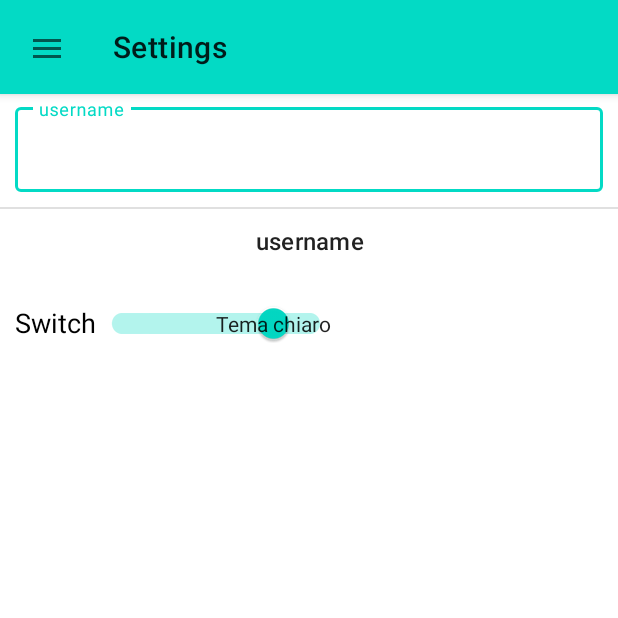
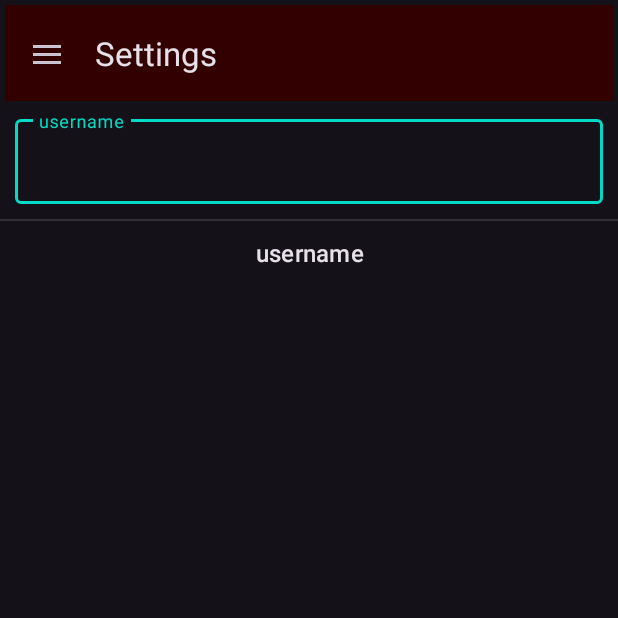
Before and after one commit to MatVan99ita/LordOfTheGames-MobileApp, an Android app: the screen it shows after launch (SettingsActivity), after a tap on "Settings", on a phone screen of 412 x 824 dp, the top half of it. Run offline under Robolectric (Android 15) with nearby library versions, the phone set to English and light mode, and no system bars; our stand-ins replace Room's generated code; 1 other tap on this screen came first.

Commit message:
sistemate cose

```diff
--- a/LordOfTheGames/app/src/main/java/com/example/lordofthegames/MainActivity.kt
+++ b/LordOfTheGames/app/src/main/java/com/example/lordofthegames/MainActivity.kt
@@ -209,19 +209,6 @@ class MainActivity : AppCompatActivity() {
 
         Utilities.createDatabase(this)
 
-
-
-
-        val sharedPreferences: SharedPreferences = this.getPreferences(Context.MODE_PRIVATE)
-        val uiModeManager = this.getSystemService(Context.UI_MODE_SERVICE) as UiModeManager
-        val mode = uiModeManager.nightMode
-        val isDarkTheme = sharedPreferences.getBoolean("theme", mode == UiModeManager.MODE_NIGHT_YES)
-        AppCompatDelegate.setDefaultNightMode( if(isDarkTheme) AppCompatDelegate.MODE_NIGHT_YES else AppCompatDelegate.MODE_NIGHT_NO);
-
-
-
-
-
     }
 
 
--- a/LordOfTheGames/app/src/main/java/com/example/lordofthegames/Settings/SettingsFragment.kt
+++ b/LordOfTheGames/app/src/main/java/com/example/lordofthegames/Settings/SettingsFragment.kt
@@ -77,22 +77,7 @@ class SettingsFragment: Fragment() {
                     editor.apply()
                 }
             })
-
-            val switchCompat = view.findViewById<SwitchCompat>(R.id.theme_swap)
-
-            val uiModeManager = requireActivity().getSystemService(Context.UI_MODE_SERVICE) as UiModeManager
-            val mode = uiModeManager.nightMode
-            val isDarkTheme = sharedPreferences.getBoolean("theme", mode == UiModeManager.MODE_NIGHT_YES)
-            switchCompat.isChecked = !isDarkTheme
-            switchCompat.setOnCheckedChangeListener { _, isChecked ->
-                sharedPreferences.edit().putBoolean("theme", !isDarkTheme).apply()
-                AppCompatDelegate.setDefaultNightMode( if(isDarkTheme) AppCompatDelegate.MODE_NIGHT_NO else AppCompatDelegate.MODE_NIGHT_YES);
-            }
-
-
-
         }
-
     }
 
     @Deprecated("Deprecated in Java", ReplaceWith(
@@ -104,11 +89,6 @@ class SettingsFragment: Fragment() {
         super.onCreateOptionsMenu(menu, inflater)
     }
 
-    override fun onGetLayoutInflater(savedInstanceState: Bundle?): LayoutInflater {
-        val inflater = super.onGetLayoutInflater(savedInstanceState)
-        val contextThemeWrapper: Context = ContextThemeWrapper(requireContext(), R.style.Theme_LordOfTheGames_AZURE)
-        return inflater.cloneInContext(contextThemeWrapper)
-    }
 
 
 
--- a/LordOfTheGames/app/src/main/res/drawable/ic_t_pose.xml
+++ b/LordOfTheGames/app/src/main/res/drawable/ic_t_pose.xml
@@ -1,5 +1,8 @@
 <vector android:height="24dp" android:tint="#FFFFFF"
     android:viewportHeight="24" android:viewportWidth="24"
     android:width="24dp" xmlns:android="http://schemas.android.com/apk/res/android">
-    <path android:fillColor="@android:color/white" android:pathData="M12,2c1.1,0 2,0.9 2,2s-0.9,2 -2,2 -2,-0.9 -2,-2 0.9,-2 2,-2zM21,9h-6v13h-2v-6h-2v6L9,22L9,9L3,9L3,7h18v2z"/>
+
+    <solid
+        android:color="?android:textColorPrimaryInverse"/>
+    <path android:fillColor="@android:color/white" android:pathData="M12,2c1.1,0 2,0.9 2,2s-0.9,2 -2,2 -2,-0.9 -2,-2 0.9,-2 2,-2zM21,9h-6v13h-2v-6h-2v6L9,22L9,9L3,9L3,7h18v2z" android:color="?android:textColorPrimaryInverse"/>
 </vector>
--- a/LordOfTheGames/app/src/main/res/layout/fragment_settings.xml
+++ b/LordOfTheGames/app/src/main/res/layout/fragment_settings.xml
@@ -40,20 +40,5 @@
                 android:textAlignment="center"
                 android:textAppearance="@style/TextAppearance.Material3.TitleMedium"/>
 
-    <androidx.appcompat.widget.SwitchCompat
-        android:id="@+id/theme_swap"
-        android:layout_width="wrap_content"
-        android:layout_height="wrap_content"
-        android:layout_margin="10dp"
-        android:textOn="Tema chiaro"
-        android:textOff="Tema scuro"
-        android:textAppearance="?android:attr/textAppearanceMedium"
-        android:background="@android:color/transparent"
-        android:button="@null"
-        android:layout_alignParentEnd="true"
-        android:layout_alignParentRight="true"
-        app:showText="true"
-        android:text="Switch" />
-
 
 </androidx.appcompat.widget.LinearLayoutCompat>
--- a/LordOfTheGames/app/src/main/res/layout/topbar.xml
+++ b/LordOfTheGames/app/src/main/res/layout/topbar.xml
@@ -5,6 +5,7 @@
     xmlns:app="http://schemas.android.com/apk/res-auto">
 
     <androidx.appcompat.widget.Toolbar
+        android:background="@color/red_dark_variant"
         android:id="@+id/toolbar"
         android:layout_width="match_parent"
         android:layout_height="?attr/actionBarSize"
--- a/LordOfTheGames/app/src/main/res/values-night/themes.xml
+++ b/LordOfTheGames/app/src/main/res/values-night/themes.xml
@@ -1,46 +1,24 @@
 <resources xmlns:tools="http://schemas.android.com/tools">
     <!-- Base application theme. Theme.MaterialComponents.DayNight.DarkActionBar Theme.AppCompat.DayNight.NoActionBar-->
-    <style name="Theme.LordOfTheGames" parent="Theme.MaterialComponents.DayNight.NoActionBar">
+    <style name="Theme.LordOfTheGames" parent="Theme.Material3.Dark.NoActionBar">
         <!-- Primary brand color. -->
-        <item name="colorPrimary">#6200ee</item>
-        <item name="colorPrimaryVariant">@color/purple_700</item>
+        <item name="colorPrimary">@color/red_dark_primary</item>
+        <item name="colorPrimaryVariant">@color/red_light_variant</item>
         <item name="colorOnPrimary">@color/black</item>
         <!-- Secondary brand color. -->
-        <item name="colorSecondary">@color/teal_200</item>
-        <item name="colorSecondaryVariant">@color/teal_200</item>
+        <item name="colorSecondary">@color/viola_primo</item>
+        <item name="colorSecondaryVariant">@color/red_light_variant</item>
         <item name="colorOnSecondary">@color/black</item>
         <!-- Status bar color. -->
         <item name="android:statusBarColor">?attr/colorOnPrimary</item>
         <!-- Customize your theme here. -->
 
+        <item name="android:windowAllowEnterTransitionOverlap">true</item>
+        <item name="android:windowAllowReturnTransitionOverlap">true</item>
+        <item name="android:windowSharedElementEnterTransition">@android:transition/move</item>
+        <item name="android:windowSharedElementExitTransition">@android:transition/move</item>
 <!--
 -->
     </style>
 
-    <style name="TemaBase" parent="Theme.LordOfTheGames">
-        <!--<item name="android:windowContentTransitions">true</item>
-        <item name="android:windowAllowEnterTransitionOverlap">true</item>
-        <item name="android:windowAllowReturnTransitionOverlap">true</item>
-        <item name="android:windowSharedElementEnterTransition">@android:transition/move</item>
-        <item name="android:windowSharedElementExitTransition">@android:transition/move</item>-->
-    </style>
-
-    <style name="Theme.LordOfTheGames.RED" parent="Theme.LordOfTheGames">
-        <!-- Primary brand color. -->
-        <item name="colorPrimary">@color/red_dark_primary</item>
-        <item name="colorPrimaryVariant">@color/red_dark_variant</item>
-    </style>
-
-    <style name="Theme.LordOfTheGames.AZURE" parent="Theme.LordOfTheGames">
-        <!-- Primary brand color. -->
-        <item name="colorPrimary">@color/azure_dark_primary</item>
-        <item name="colorPrimaryVariant">@color/azure_dark_variant</item>
-    </style>
-
-    <style name="Theme.LordOfTheGames.GREEN" parent="Theme.LordOfTheGames">
-        <!-- Primary brand color. -->
-        <item name="colorPrimary">@color/green_dark_primary</item>
-        <item name="colorPrimaryVariant">@color/green_dark_variant</item>
-    </style>
-
 </resources>
--- a/LordOfTheGames/app/src/main/res/values/colors.xml
+++ b/LordOfTheGames/app/src/main/res/values/colors.xml
@@ -33,4 +33,9 @@
     <color name="green_light_primary">#15BC1C</color>
     <color name="green_light_variant">#118116</color>
 
+    <color name="viola_primo">#450278</color>
+    <color name="viola_secondo">#130046</color>
+    <color name="viola_terzo">#7734aa</color>
+
+
 </resources>
--- a/LordOfTheGames/app/src/main/res/values/themes.xml
+++ b/LordOfTheGames/app/src/main/res/values/themes.xml
@@ -1,15 +1,23 @@
 <resources xmlns:tools="http://schemas.android.com/tools">
     <!-- Base application theme. -->
-    <style name="Theme.LordOfTheGames" parent="Theme.MaterialComponents.DayNight.NoActionBar">
+    <style name="Theme.LordOfTheGames" parent="Theme.Material3.Dark.NoActionBar">
         <!-- Primary brand color. -->
-        <item name="colorPrimary">@color/red_light_primary</item>
-        <item name="colorPrimaryVariant">@color/red_light_variant</item>
-        <item name="android:statusBarColor">?attr/colorPrimaryVariant</item>
-
-
+        <item name="colorPrimary">#C90000</item>
+        <item name="colorPrimaryVariant">#8C0000</item>
+        <item name="colorOnPrimary">@color/black</item>
+        <!-- Secondary brand color. -->
         <item name="colorSecondary">@color/teal_200</item>
-        <item name="colorSecondaryVariant">@color/teal_700</item>
+        <item name="colorSecondaryVariant">@color/teal_200</item>
         <item name="colorOnSecondary">@color/black</item>
+        <!-- Status bar color. -->
+        <item name="android:statusBarColor">?attr/colorOnPrimary</item>
+        <!-- Customize your theme here. -->
+        <item name="android:windowAllowEnterTransitionOverlap">true</item>
+        <item name="android:windowAllowReturnTransitionOverlap">true</item>
+        <item name="android:windowSharedElementEnterTransition">@android:transition/move</item>
+        <item name="android:windowSharedElementExitTransition">@android:transition/move</item>
+        <!--
+        -->
     </style>
 
     <style name="Widget.BottomNavigationView"
```
Also changed, not shown: LordOfTheGames/app/src/debug/res/drawable/side_nav_bar.xml (+10 -3 lines), LordOfTheGames/app/src/main/res/layout/app_bar_main.xml (+1 -9 lines).
